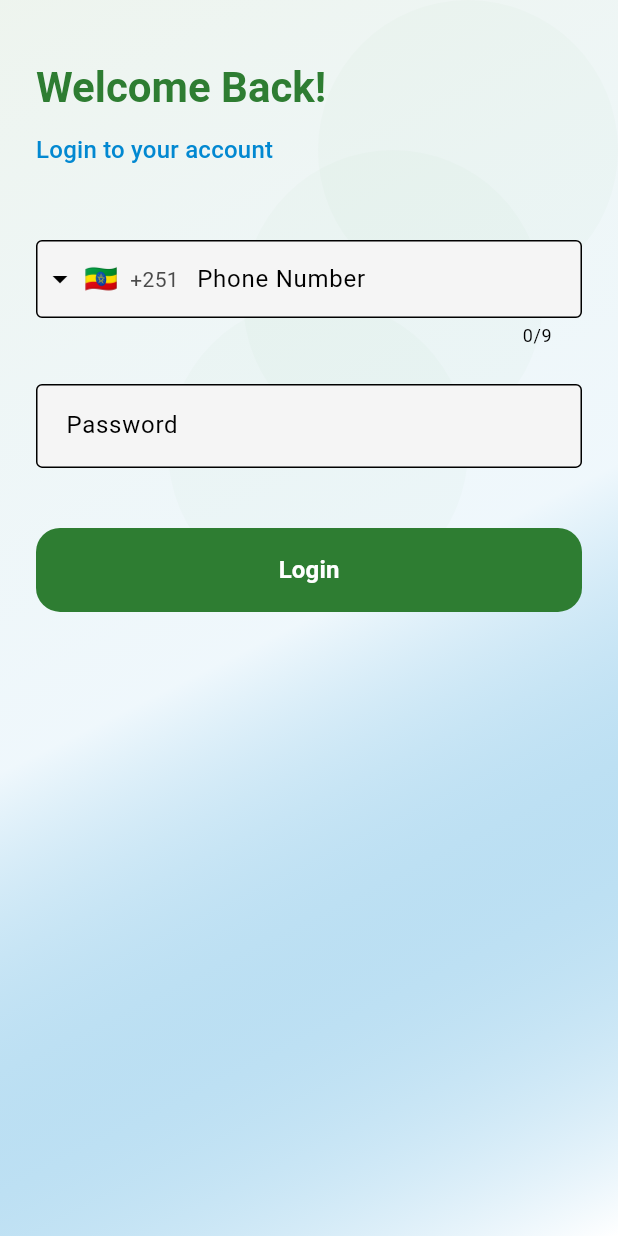
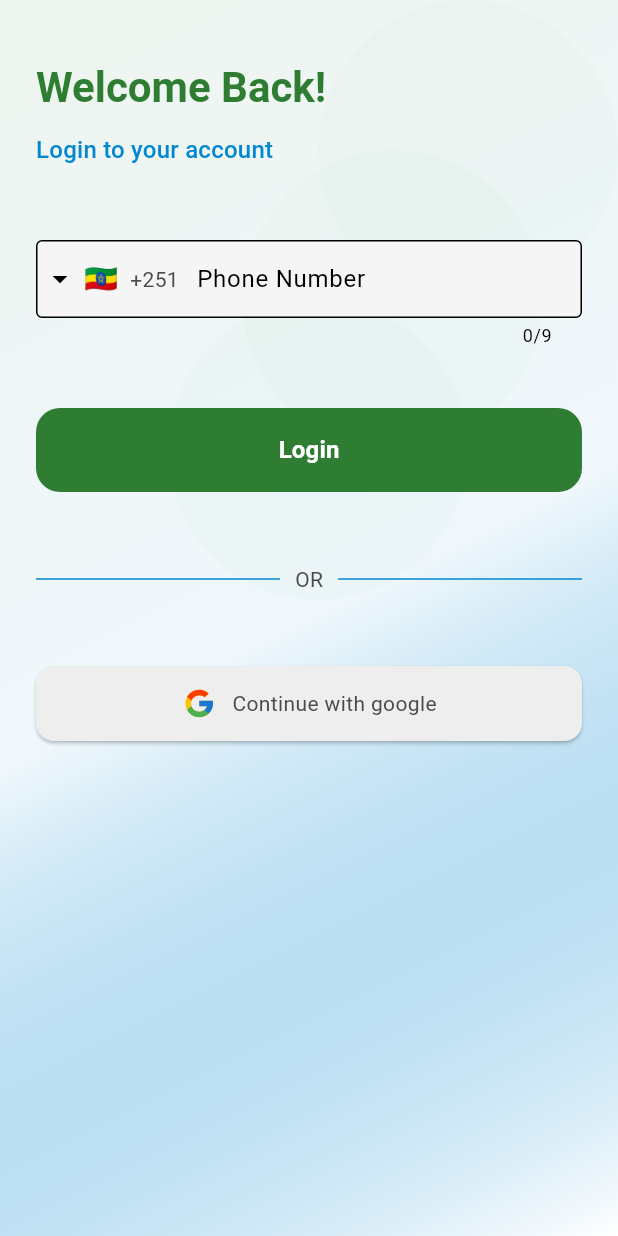
Before and after one commit to NagesoHaile/health_cure, a Flutter app: the LoginScreen screen opened by its route, on a phone screen of 412 x 824 dp. Run offline on Flutter 3.47's test engine with Material 3 defaults, Android fonts, the phone set to English and light mode, and no system bars; drawn by our look-alikes of intl_phone_field; our stand-ins replace cloud_firestore, equatable, firebase_auth, firebase_core, flutter_bloc, flutter_spinkit and 8 more; accounts and stored records are empty.

Commit message:
feat: no need for password for login, just otp...and added additional authentication option of sign in with google.

```diff
--- a/lib/config/route/app_router.dart
+++ b/lib/config/route/app_router.dart
@@ -74,7 +74,6 @@ GoRouter router = GoRouter(
             child: OtpScreen(
               verificationId: (state.extra as Map)['verificationId'] as String,
               phoneNumber: (state.extra as Map)['phoneNumber'] as String,
-              password: (state.extra as Map)['password'] as String,
             ),
             direction: Direction.left,
           ),
--- a/lib/features/authentication/authentication_bloc/authentication_event.dart
+++ b/lib/features/authentication/authentication_bloc/authentication_event.dart
@@ -9,14 +9,12 @@ class AuthenticationEvent extends Equatable {
 
 class LoginWithPhoneNumberEvent extends AuthenticationEvent {
   final String phoneNumber;
-  final String password;
-  const LoginWithPhoneNumberEvent({required this.phoneNumber, required this.password});
+  const LoginWithPhoneNumberEvent({required this.phoneNumber});
 }
 
 class RegisterUserEvent extends AuthenticationEvent {
   final String phoneNumber;
-  final String password;
-  const RegisterUserEvent({required this.phoneNumber, required this.password});
+  const RegisterUserEvent({required this.phoneNumber});
 }
 
 class VerifyOtpEvent extends AuthenticationEvent {
@@ -24,6 +22,9 @@ class VerifyOtpEvent extends AuthenticationEvent {
   final String otp;
   final String? phoneNumber;
   final PhoneAuthCredential? credential;
-  final String? password;
-  const VerifyOtpEvent({required this.verificationId, required this.otp, this.phoneNumber, this.credential, this.password});
+  const VerifyOtpEvent({required this.verificationId, required this.otp, this.phoneNumber, this.credential});
 }
+
+class SignInWithGoogleEvent extends AuthenticationEvent {
+  const SignInWithGoogleEvent();
+}
--- a/lib/features/authentication/authentication_bloc/authentication_state.dart
+++ b/lib/features/authentication/authentication_bloc/authentication_state.dart
@@ -15,6 +15,9 @@ enum AuthenticationStatus {
   loginWithPhoneNumberSuccess,
   loginWithPhoneNumberFailure,
   isNewUser,
+  signInWithGoogleLoading,
+  signInWithGoogleSuccess,
+  signInWithGoogleFailure,
 }
 
 class AuthenticationState extends Equatable {
@@ -23,16 +26,16 @@ class AuthenticationState extends Equatable {
   final String? verificationId;
   final String? otp;
   final String? phoneNumber;
-  final String? password;
   final PhoneAuthCredential? credential;
+  final User? user;
   const AuthenticationState({
     required this.status,
     required this.error,
     required this.verificationId,
     required this.otp,
     required this.phoneNumber,
-    required this.password,
     required this.credential,
+    required this.user,
   });
 
   static const initial = AuthenticationState(
@@ -41,8 +44,8 @@ class AuthenticationState extends Equatable {
     verificationId: null,
     otp: null,
     phoneNumber: null,
-    password: null,
     credential: null,
+    user: null,
   );
   AuthenticationState copyWith({
     AuthenticationStatus? status,
@@ -50,8 +53,8 @@ class AuthenticationState extends Equatable {
     String? verificationId,
     String? otp,
     String? phoneNumber,
-    String? password,
     PhoneAuthCredential? credential,
+    User? user,
   }) {
     return AuthenticationState(
       status: status ?? this.status,
@@ -59,8 +62,8 @@ class AuthenticationState extends Equatable {
       verificationId: verificationId ?? this.verificationId,
       otp: otp ?? this.otp,
       phoneNumber: phoneNumber ?? this.phoneNumber,
-      password: password ?? this.password,
       credential: credential ?? this.credential,
+      user: user ?? this.user,
     );
   }
 
@@ -71,8 +74,8 @@ class AuthenticationState extends Equatable {
     verificationId,
     otp,
     phoneNumber,
-    password,
     credential,
+    user,
   ];
 }
 // class AuthenticationInitial extends AuthenticationState {}
--- a/lib/features/authentication/pages/login_screen.dart
+++ b/lib/features/authentication/pages/login_screen.dart
@@ -3,11 +3,9 @@ import 'package:flutter_bloc/flutter_bloc.dart';
 import 'package:go_router/go_router.dart';
 import 'package:health_cure/config/route/route_name.dart';
 import 'package:health_cure/config/theme/app_colors.dart';
-// import 'package:health_cure/core/colors/app_colors.dart';
-// import 'package:health_cure/core/widgets/app_text_button.dart';
-import 'package:health_cure/core/widgets/app_text_field.dart';
 import 'package:health_cure/core/widgets/loading_widget.dart';
 import 'package:health_cure/features/authentication/authentication_bloc/authentication_bloc.dart';
+import 'package:health_cure/features/authentication/widgets/sign_in_with_google_button.dart';
 import 'package:health_cure/service_locator.dart';
 import 'package:intl_phone_field/intl_phone_field.dart';
 import 'package:logger/logger.dart';
@@ -23,7 +21,6 @@ class _LoginScreenState extends State<LoginScreen>
     with SingleTickerProviderStateMixin {
   final formKey = GlobalKey<FormState>();
   final phoneController = TextEditingController();
-  final passwordController = TextEditingController();
   String? _phoneNumber;
 
   late AnimationController _controller;
@@ -59,7 +56,6 @@ class _LoginScreenState extends State<LoginScreen>
   void dispose() {
     _controller.dispose();
     phoneController.dispose();
-    passwordController.dispose();
     super.dispose();
   }
 
@@ -80,7 +76,6 @@ class _LoginScreenState extends State<LoginScreen>
       _authenticationBloc.add(
         LoginWithPhoneNumberEvent(
           phoneNumber: _phoneNumber!,
-          password: passwordController.text,
         ),
       );
 
@@ -102,11 +97,9 @@ class _LoginScreenState extends State<LoginScreen>
 
           LoadingWidget.hide(context);
             phoneController.clear();
-      passwordController.clear();
           context.pushNamed(RouteName.otp, extra: {
             'verificationId': state.verificationId,
             'phoneNumber': _phoneNumber,
-            'password': passwordController.text,
           });
 
         }
@@ -125,16 +118,22 @@ class _LoginScreenState extends State<LoginScreen>
                 ),
           );
         }
-        // if (state is LoginWithPhoneNumberFailure) {
-        //   LoadingWidget.hide(context);
-        //   showDialog(
-        //     context: context,
-        //     builder: (context) => AlertDialog(
-        //       title: const Text('Error'),
-        //       content: Text(state.error),
-        //     ),
-        //   );
-        // }
+        if(state.status == AuthenticationStatus.signInWithGoogleLoading){
+          LoadingWidget.show(context);
+        }
+        if(state.status == AuthenticationStatus.signInWithGoogleSuccess){
+          LoadingWidget.hide(context);
+          context.goNamed(RouteName.home);
+        }
+        if(state.status == AuthenticationStatus.signInWithGoogleFailure){
+          LoadingWidget.hide(context);
+           ScaffoldMessenger.of(context).showSnackBar(
+            const SnackBar(
+              content: Text('Error'),
+            ),
+          );
+        }
+
       },
       builder: (context, state) {
         return Scaffold(
@@ -238,36 +237,7 @@ class _LoginScreenState extends State<LoginScreen>
                                     },
                                   ),
 
-                                  const SizedBox(height: 24),
 
-                                  AppTextField(
-                                    label: 'Password',
-                                    obscureText: obscureText,
-                                    controller: passwordController,
-                                    textInputAction: TextInputAction.done,
-                                    suffix: GestureDetector(
-                                      onTap: () {
-                                        setState(() {
-                                          obscureText = !obscureText;
-                                        });
-                                      },
-                                      child: Icon(
-                                        obscureText
-                                            ? Icons.visibility
-                                            : Icons.visibility_off,
-                                      ),
-                                    ),
-
-                                    validator: (value) {
-                                      if (value == null || value.isEmpty) {
-                                        return 'Please enter your password';
-                                      }
-                                      if (value.length < 6) {
-                                        return 'Password must be at least 6 characters';
-                                      }
-                                      return null;
-                                    },
-                                  ),
 
                                   const SizedBox(height: 40),
                                   ElevatedButton(
@@ -292,8 +262,26 @@ class _LoginScreenState extends State<LoginScreen>
                                       ),
                                     ),
                                   ),
-                                  const SizedBox(height: 24),
-                                ],
+                                  const SizedBox(height: 48),
+                                  Row(
+                                    spacing: 10,
+                                    children: [
+                                      Expanded(child: Divider(
+                                        color: AppColors.secondary,
+                                      )),
+                                      Text('OR',style: Theme.of(context).textTheme.bodyMedium,),
+                                      Expanded(child: Divider(
+                                        color: AppColors.secondary,
+                                      )),
+                                    ],
+                                  ),
+                                  const SizedBox(height: 48),
+                                  SignInWithGoogleButton(
+                                    onPressed: (){
+                                      _authenticationBloc.add(SignInWithGoogleEvent());
+                                    },
+                                  ),
+                                 ],
                               ),
                             ),
                           ),
--- a/lib/features/authentication/pages/otp_screen.dart
+++ b/lib/features/authentication/pages/otp_screen.dart
@@ -14,11 +14,9 @@ class OtpScreen extends StatefulWidget {
     super.key,
     required this.verificationId,
     required this.phoneNumber,
-    required this.password,
   });
   final String verificationId;
   final String phoneNumber;
-  final String password;
   @override
   State<OtpScreen> createState() => _OtpScreenState();
 }
@@ -99,19 +97,20 @@ class _OtpScreenState extends State<OtpScreen>
     return BlocConsumer<AuthenticationBloc, AuthenticationState>(
       bloc: _authenticationBloc,
       listener: (context, state) {
-        if(state.status == AuthenticationStatus.otpVerified){
+        if (state.status == AuthenticationStatus.otpVerified) {
           LoadingWidget.hide(context);
           LocalStorage.instance.setBool('user_logged_in', true);
           context.goNamed(RouteName.home);
         }
-        if(state.status == AuthenticationStatus.otpVerificationLoading){
+        if (state.status == AuthenticationStatus.otpVerificationLoading) {
           LoadingWidget.show(context);
         }
-        if(state.status == AuthenticationStatus.otpVerificationFailure){
+        if (state.status == AuthenticationStatus.otpVerificationFailure) {
           LoadingWidget.hide(context);
-          ScaffoldMessenger.of(context).showSnackBar(SnackBar(content: Text(state.error)));
+          ScaffoldMessenger.of(
+            context,
+          ).showSnackBar(SnackBar(content: Text(state.error)));
         }
-
       },
       builder: (context, state) {
         return Scaffold(
@@ -208,7 +207,13 @@ class _OtpScreenState extends State<OtpScreen>
                                           ),
                                     ),
                                     onCompleted: (pin) {
-                                      _authenticationBloc.add(VerifyOtpEvent(verificationId: widget.verificationId, otp: pin, password: widget.password));
+                                      otpController.text = pin;
+                                      _authenticationBloc.add(
+                                        VerifyOtpEvent(
+                                          verificationId: widget.verificationId,
+                                          otp: pin,
+                                        ),
+                                      );
                                     },
                                   ),
                                   // const SizedBox(height: 24),
@@ -254,6 +259,14 @@ class _OtpScreenState extends State<OtpScreen>
                                     onPressed: () {
                                       if (formKey.currentState!.validate()) {
                                         context.goNamed(RouteName.home);
+                                        // _authenticationBloc.add(
+                                        //   VerifyOtpEvent(
+                                        //     verificationId:
+                                        //         widget.verificationId,
+                                        //     otp: otpController.text,
+                                        //     password: widget.password,
+                                        //   ),
+                                        // );
                                       }
                                     },
                                     style: ElevatedButton.styleFrom(
--- /dev/null
+++ b/lib/features/authentication/widgets/sign_in_with_google_button.dart
@@ -0,0 +1,46 @@
+import 'package:flutter/material.dart';
+import 'package:flutter_svg/svg.dart';
+import 'package:health_cure/config/theme/app_colors.dart';
+
+class SignInWithGoogleButton extends StatelessWidget {
+  SignInWithGoogleButton({
+    super.key,
+    this.isLoading = false,
+    required this.onPressed,
+  });
+  bool isLoading = false;
+  final void Function()? onPressed;
+  @override
+  Widget build(BuildContext context) {
+    final size = MediaQuery.of(context).size;
+    return SizedBox(
+      width: size.width * 0.9,
+      height: 50,
+      child: ElevatedButton(
+        onPressed: onPressed,
+        style: ElevatedButton.styleFrom(
+          backgroundColor: Theme.of(context).colorScheme.surfaceContainerHighest,
+          // surfaceTintColor: const Color(0xFFFFB101),
+        ),
+        child:
+            isLoading
+                ? const Center(child: CircularProgressIndicator(strokeWidth: 3))
+                : Row(
+                  mainAxisAlignment: MainAxisAlignment.center,
+                  children: [
+                    SvgPicture.asset(
+                      "assets/googlelogo.svg",
+                      width: 24,
+                      semanticsLabel: 'linkedin  Logo',
+                    ),
+                    const SizedBox(width: 10),
+                     Text(
+                      'Continue with google',
+                      style: Theme.of(context).textTheme.bodyMedium,
+                    ),
+                  ],
+                ),
+      ),
+    );
+  }
+}
```
Also changed, not shown: lib/features/authentication/authentication_bloc/authentication_bloc.dart (+66 -64 lines), lib/features/authentication/services/authentication_service.dart (+38 -15 lines), lib/features/authentication/widgets/signin_with_apple_button.dart (added, +43 -0 lines), pubspec.yaml (+4 -3 lines), assets/apple_logo.png (added), assets/googlelogo.svg (added), 1 other file.
